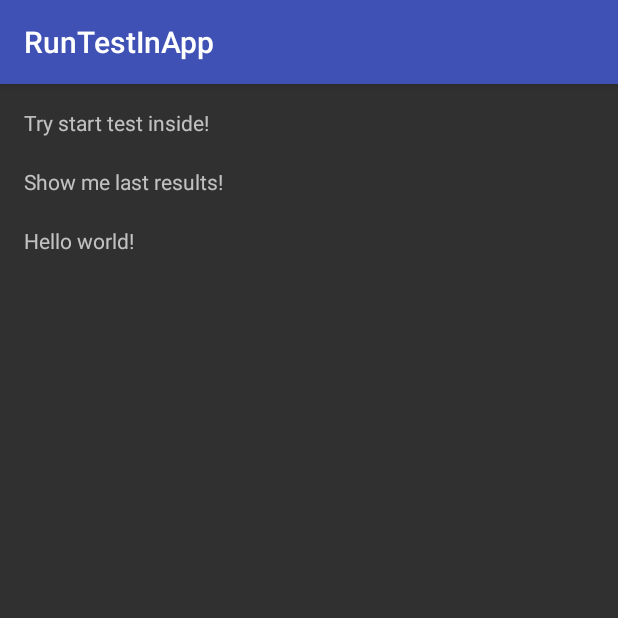
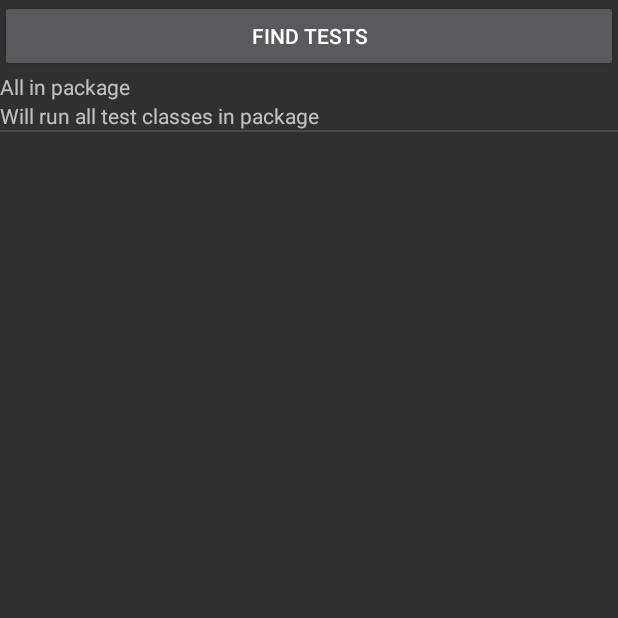
Before and after one commit to android-tools/test-in-app, an Android app: the screen it shows after launch (MainActivity before the commit, TestRunActivity after it), after a tap on "Try start test inside!", on a phone screen of 412 x 824 dp, the top half of it. Run offline under Robolectric (Android 15) with nearby library versions, the phone set to English and light mode, and no system bars; libraries missing offline, so code that uses them is left out: com.facebook.stetho, org.junit, org.junit.runner, org.junit.runners; 2 statements that could not run were skipped.

Commit message:
gui to run tests

```diff
--- a/app/build.gradle
+++ b/app/build.gradle
@@ -5,7 +5,7 @@ android {
     buildToolsVersion "24.0.1"
     defaultConfig {
         applicationId "ru.busylee.runtestinapp"
-        minSdkVersion 9
+        minSdkVersion 11
         targetSdkVersion 24
         versionCode 1
         versionName "1.0"
--- a/app/src/main/java/ru/busylee/runtestinapp/MainActivity.java
+++ b/app/src/main/java/ru/busylee/runtestinapp/MainActivity.java
@@ -6,12 +6,10 @@ import android.os.Bundle;
 import android.view.View;
 import android.widget.Toast;
 
-import ru.busylee.testing.MyInstrumentationHelper;
 import ru.busylee.testing.ui.TestResultActivity;
+import ru.busylee.testing.ui.TestRunActivity;
 
 public class MainActivity extends AppCompatActivity implements View.OnClickListener {
-
-    private static final String TAG = "MainActivity";
 
     @Override
     protected void onCreate(Bundle savedInstanceState) {
@@ -44,11 +42,10 @@ public class MainActivity extends AppCompatActivity implements View.OnClickListe
     public void onClick(View view) {
         switch (view.getId()) {
             case R.id.start_test:
-                MyInstrumentationHelper.startInstrumentation(this);
+                startActivity(new Intent(this, TestRunActivity.class));
                 break;
             case R.id.show_results: {
-                Intent intent = new Intent(this, TestResultActivity.class);
-                startActivity(intent);
+                startActivity(new Intent(this, TestResultActivity.class));
                 break;
             }
         }
--- a/testing/build.gradle
+++ b/testing/build.gradle
@@ -5,7 +5,7 @@ android {
     buildToolsVersion "24.0.1"
 
     defaultConfig {
-        minSdkVersion 9
+        minSdkVersion 11
         targetSdkVersion 24
         versionCode 1
         versionName "1.0"
--- a/testing/src/main/AndroidManifest.xml
+++ b/testing/src/main/AndroidManifest.xml
@@ -19,6 +19,8 @@
             </intent-filter>
         </activity>
 
+        <activity android:name=".ui.TestRunActivity"/>
+
     </application>
 
 </manifest>
--- a/testing/src/main/java/ru/busylee/testing/MyInstrumentationHelper.java
+++ b/testing/src/main/java/ru/busylee/testing/MyInstrumentationHelper.java
@@ -12,6 +12,7 @@ import java.io.File;
 
 import dalvik.system.DexClassLoader;
 import dalvik.system.PathClassLoader;
+import ru.busylee.testing.analyser.TestRun;
 import ru.busylee.testing.utils.ClassLoaderInjector;
 
 /**
@@ -25,13 +26,14 @@ public class MyInstrumentationHelper {
 
   private static final String TAG = "MyInstrumentationHelper";
 
-  public static void startInstrumentation(Context context) {
+  public static void startInstrumentation(Context context, TestRun testRun) {
     Bundle arguments = new Bundle();
     if(DEBUG_MODE) {
       arguments.putString("debug", "true");
     }
+    testRun.applyToBundle(arguments);
 //    arguments.putString("package", "ru.busylee.runtestinapp");
-    arguments.putString("class", "ru.busylee.runtestinapp.MainActivityCaseR,ru.busylee.runtestinapp.MainActivityCaseR2");
+//    arguments.putString("class", "ru.busylee.runtestinapp.MainActivityCaseR,ru.busylee.runtestinapp.MainActivityCaseR2");
     arguments.putString("name", "ru.busylee.testing.MyCustomRunner");
     arguments.putString("listener", "ru.busylee.testing.MyRunListener");
     if (!context.startInstrumentation(new ComponentName(context, MyCustomRunner.class), null, arguments)) {
@@ -53,7 +55,7 @@ public class MyInstrumentationHelper {
     ClassLoader originalClassLoader = Thread.currentThread().getContextClassLoader();
     // must set the context classloader for apps that use a shared uid, see
     // frameworks/base/core/java/android/app/LoadedApk.java
-    ClassLoader newClassLoader = convertClassLoader(context, originalClassLoader);
+    ClassLoader newClassLoader = getTestClassLoader(context, originalClassLoader);
     Log.i(TAG, String.format("Setting context classloader to '%s', Original: '%s'",
             newClassLoader.toString(), originalClassLoader.toString()));
     Thread.currentThread().setContextClassLoader(newClassLoader);
@@ -61,8 +63,8 @@ public class MyInstrumentationHelper {
 
 
   @TargetApi(Build.VERSION_CODES.LOLLIPOP)
-  private ClassLoader convertClassLoader(Context context, ClassLoader classLoader) {
-    File dexOutputDir = context.getCodeCacheDir();
+  public ClassLoader getTestClassLoader(Context context, ClassLoader classLoader) {
+    File dexOutputDir = context.getCacheDir();
     DexClassLoader dexClassLoader = new DexClassLoader(
             Environment.getExternalStorageDirectory().getPath() + "/test.apk",
             dexOutputDir.getAbsolutePath(),
--- /dev/null
+++ b/testing/src/main/java/ru/busylee/testing/analyser/ClassTestRunVariant.java
@@ -0,0 +1,56 @@
+package ru.busylee.testing.analyser;
+
+import android.os.Bundle;
+import android.text.TextUtils;
+
+import java.util.ArrayList;
+import java.util.List;
+
+/**
+ * Created by busylee on 21.10.16.
+ */
+
+public class ClassTestRunVariant implements TestRun {
+
+  private final String name;
+  private final String description;
+
+  List<Class> testClasses = new ArrayList<>();
+
+  ClassTestRunVariant(String name, String description) {
+    this.name = name;
+    this.description = description;
+  }
+
+  ClassTestRunVariant(String name, String description, Class testClass) {
+    this(name, description);
+    this.testClasses.add(testClass);
+  }
+
+  ClassTestRunVariant(String name, String description, List<Class> testClasses) {
+    this(name, description);
+    this.testClasses.addAll(testClasses);
+  }
+
+  @Override
+  public String getName() {
+    return name;
+  }
+
+  @Override
+  public String getDescription() {
+    return description;
+  }
+
+  @Override
+  public void applyToBundle(Bundle bundle) {
+    List<String> classNames = new ArrayList<>(testClasses.size());
+    for(Class clazz: testClasses) {
+      classNames.add(clazz.getName());
+    }
+
+    if(classNames.size() > 0) {
+      bundle.putString("class", TextUtils.join(",", classNames));
+    }
+  }
+}
--- /dev/null
+++ b/testing/src/main/java/ru/busylee/testing/analyser/TestAnalyzer.java
@@ -0,0 +1,83 @@
+package ru.busylee.testing.analyser;
+
+import android.content.Context;
+import android.util.Log;
+
+import org.junit.Test;
+import org.junit.runners.Suite;
+
+import java.io.File;
+import java.io.IOException;
+import java.lang.annotation.Annotation;
+import java.util.ArrayList;
+import java.util.Enumeration;
+import java.util.List;
+
+import dalvik.system.DexFile;
+import ru.busylee.testing.MyInstrumentationHelper;
+
+import static android.content.ContentValues.TAG;
+
+/**
+ * Created by busylee on 21.10.16.
+ */
+
+public class TestAnalyzer {
+
+  //TODO split
+  public List<TestRun> findTestRunsInTestApk(Context context, String pathToTestApk) throws ClassNotFoundException, IOException {
+    List<TestRun> testRuns = new ArrayList<>();
+
+    DexFile dexFile = DexFile.loadDex(pathToTestApk, File.createTempFile("opt", "dex",
+            context.getCacheDir()).getPath(), 0);
+    ClassLoader classLoader = new MyInstrumentationHelper()
+            .getTestClassLoader(context, Thread.currentThread().getContextClassLoader());
+
+    // find classes with
+    List<Class> classes = new ArrayList<>();
+    List<Class> suiteClasses = new ArrayList<>();
+
+    Enumeration<String> entries = dexFile.entries();
+
+    while (entries.hasMoreElements()) {
+      String entry = entries.nextElement();
+        Log.d(TAG, "Entry: " + entry);
+        if(entry.startsWith("ru.busylee.runtestinapp")) {
+          Class<?> entryClass = classLoader.loadClass(entry);//dexFile.loadClass(entry, classLoader);
+          if (entryClass != null) {
+            Annotation[] annotations = entryClass.getAnnotations();
+            for (Annotation annotation : annotations) {
+              if (annotation instanceof Test) {
+                if (!classes.contains(entryClass)) {
+                  classes.add(entryClass);
+                }
+              }
+              if (annotation instanceof Suite.SuiteClasses) {
+                if (!suiteClasses.contains(entryClass)) {
+                  suiteClasses.add(entryClass);
+                }
+              }
+            }
+          }
+        }
+    }
+
+    testRuns.add(new ClassTestRunVariant(
+            "All in package",
+            "Will run all test classes in package",
+            classes
+    ));
+
+    for (Class clazz : suiteClasses) {
+      testRuns.add(new ClassTestRunVariant(
+              "Test suite " + "(" + clazz.getName() + ")",
+              "Will run all test in specified test suite",
+              clazz
+      ));
+    }
+
+    return testRuns;
+  }
+
+
+}
--- /dev/null
+++ b/testing/src/main/java/ru/busylee/testing/analyser/TestRun.java
@@ -0,0 +1,12 @@
+package ru.busylee.testing.analyser;
+
+import android.os.Bundle;
+
+/**
+ * Created by busylee on 21.10.16.
+ */
+public interface TestRun {
+  String getName();
+  String getDescription();
+  void applyToBundle(Bundle bundle);
+}
--- /dev/null
+++ b/testing/src/main/java/ru/busylee/testing/ui/TestRunActivity.java
@@ -0,0 +1,61 @@
+package ru.busylee.testing.ui;
+
+import android.app.Activity;
+import android.app.Fragment;
+import android.os.Bundle;
+import android.os.Environment;
+import android.view.View;
+import android.widget.AdapterView;
+import android.widget.ListView;
+import android.widget.Toast;
+
+import java.io.IOException;
+import java.util.List;
+
+import ru.busylee.testing.MyInstrumentationHelper;
+import ru.busylee.testing.R;
+import ru.busylee.testing.analyser.TestAnalyzer;
+import ru.busylee.testing.analyser.TestRun;
+
+/**
+ * Created by busylee on 21.10.16.
+ */
+
+public class TestRunActivity extends Activity implements AdapterView.OnItemClickListener {
+  private TestRunVariantsAdapter mTestRunVariantsAdapter;
+
+  @Override
+  protected void onCreate(Bundle savedInstanceState) {
+    super.onCreate(savedInstanceState);
+    setContentView(R.layout.a_test_run_activity);
+    ListView runVariants = ((ListView) findViewById(R.id.lv_test_run_variants));
+    mTestRunVariantsAdapter = new TestRunVariantsAdapter(this);
+    runVariants.setAdapter(mTestRunVariantsAdapter);
+    runVariants.setOnItemClickListener(this);
+
+    //TODO move to background
+    findTestVariants();
+  }
+
+  private void findTestVariants() {
+    try {
+      List<TestRun> testVariants = new TestAnalyzer().findTestRunsInTestApk(this,
+              Environment.getExternalStorageDirectory() + "/test.apk");
+      mTestRunVariantsAdapter.addAll(testVariants);
+      mTestRunVariantsAdapter.notifyDataSetChanged();
+    } catch (ClassNotFoundException | IOException e) {
+      e.printStackTrace();
+      Toast.makeText(this, "Something goes wrong", Toast.LENGTH_SHORT).show();
+    }
+
+  }
+
+  @Override
+  public void onItemClick(AdapterView<?> parent, View view, int position, long id) {
+    TestRun item = mTestRunVariantsAdapter.getItem(position);
+    if(item != null) {
+      MyInstrumentationHelper.startInstrumentation(this, item);
+    }
+  }
+
+}
--- /dev/null
+++ b/testing/src/main/java/ru/busylee/testing/ui/TestRunVariantsAdapter.java
@@ -0,0 +1,76 @@
+package ru.busylee.testing.ui;
+
+import android.content.Context;
+import android.view.LayoutInflater;
+import android.view.View;
+import android.view.ViewGroup;
+import android.widget.BaseAdapter;
+import android.widget.TextView;
+
+import java.util.ArrayList;
+import java.util.List;
+
+import ru.busylee.testing.R;
+import ru.busylee.testing.analyser.TestAnalyzer;
+import ru.busylee.testing.analyser.TestRun;
+
+/**
+ * Created by busylee on 21.10.16.
+ */
+
+public class TestRunVariantsAdapter extends BaseAdapter {
+  private final LayoutInflater mLayoutInflater;
+  private final List<TestRun> testRuns = new ArrayList<>();
+
+  public TestRunVariantsAdapter(Context context) {
+    mLayoutInflater = LayoutInflater.from(context);
+  }
+
+  public void addAll(List<TestRun> testDescriptions) {
+    this.testRuns.addAll(testDescriptions);
+  }
+
+  @Override
+  public int getCount() {
+    return testRuns.size();
+  }
+
+  @Override
+  public TestRun getItem(int i) {
+    return testRuns.get(i);
+  }
+
+  @Override
+  public long getItemId(int i) {
+    return 0;
+  }
+
+  @Override
+  public View getView(int i, View view, ViewGroup viewGroup) {
+    TestRunVariantsAdapter.Holder holder;
+    if(view == null) {
+      view = mLayoutInflater.inflate(R.layout.i_test_run_variant, viewGroup, false);
+      holder = new TestRunVariantsAdapter.Holder(view);
+      view.setTag(holder);
+    } else {
+      holder = (TestRunVariantsAdapter.Holder) view.getTag();
+    }
+
+    TestRun item = getItem(i);
+    holder.tvName.setText(item.getName());
+    holder.tvDescription.setText(item.getDescription());
+
+    return view;
+  }
+
+  private class Holder {
+    final TextView tvName;
+    final TextView tvDescription;
+
+    public Holder(View view) {
+      tvName = (TextView) view.findViewById(R.id.tv_test_name);
+      tvDescription = (TextView) view.findViewById(R.id.tv_run_description);
+    }
+
+  }
+}
--- /dev/null
+++ b/testing/src/main/res/layout/a_test_run_activity.xml
@@ -0,0 +1,17 @@
+<?xml version="1.0" encoding="utf-8"?>
+<LinearLayout xmlns:android="http://schemas.android.com/apk/res/android"
+              android:orientation="vertical"
+              android:layout_width="match_parent"
+              android:layout_height="match_parent">
+    <Button
+        android:id="@+id/btn_find_tests"
+        android:layout_width="match_parent"
+        android:layout_height="wrap_content"
+        android:text="@string/testing_find_tests"/>
+
+    <ListView
+        android:id="@+id/lv_test_run_variants"
+        android:layout_width="match_parent"
+        android:layout_height="match_parent" />
+
+</LinearLayout>
--- /dev/null
+++ b/testing/src/main/res/layout/i_test_run_variant.xml
@@ -0,0 +1,14 @@
+<?xml version="1.0" encoding="utf-8"?>
+<LinearLayout xmlns:android="http://schemas.android.com/apk/res/android"
+              android:orientation="vertical"
+              android:layout_width="match_parent"
+              android:layout_height="match_parent">
+    <TextView
+        android:id="@+id/tv_test_name"
+        android:layout_width="match_parent"
+        android:layout_height="wrap_content"/>
+    <TextView
+        android:id="@+id/tv_run_description"
+        android:layout_width="wrap_content"
+        android:layout_height="wrap_content"/>
+</LinearLayout>
--- a/testing/src/main/res/values/strings.xml
+++ b/testing/src/main/res/values/strings.xml
@@ -1,3 +1,4 @@
 <resources>
     <string name="app_name">testing</string>
+    <string name="testing_find_tests">Find tests</string>
 </resources>
```
Also changed, not shown: 3 other files.
